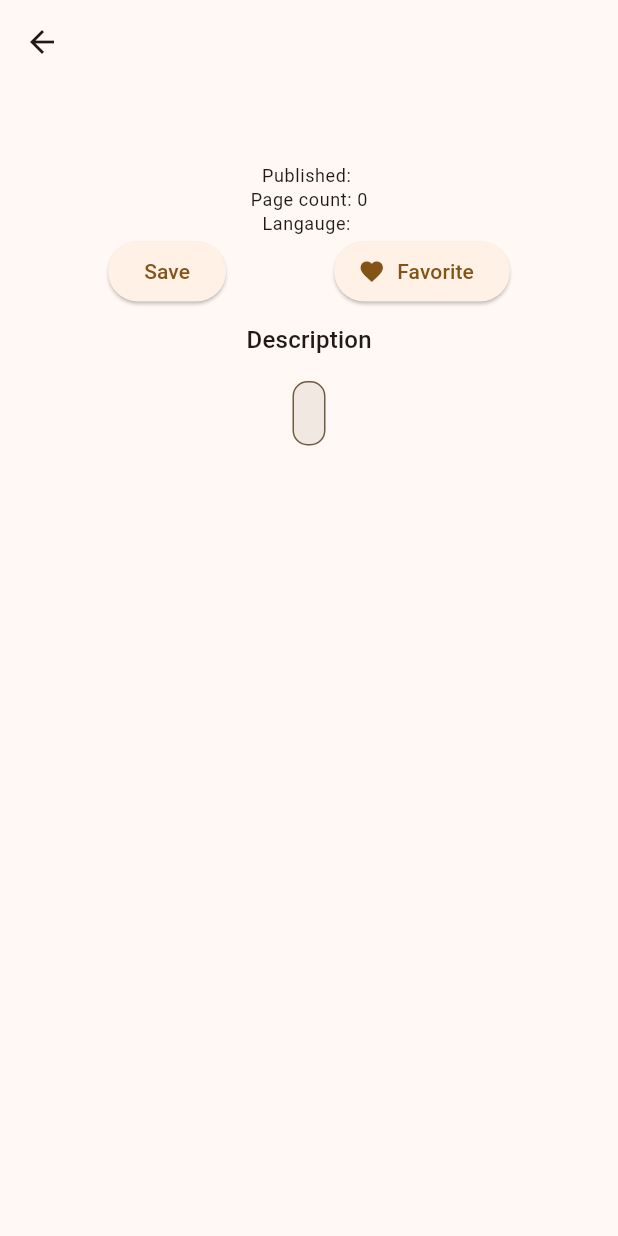
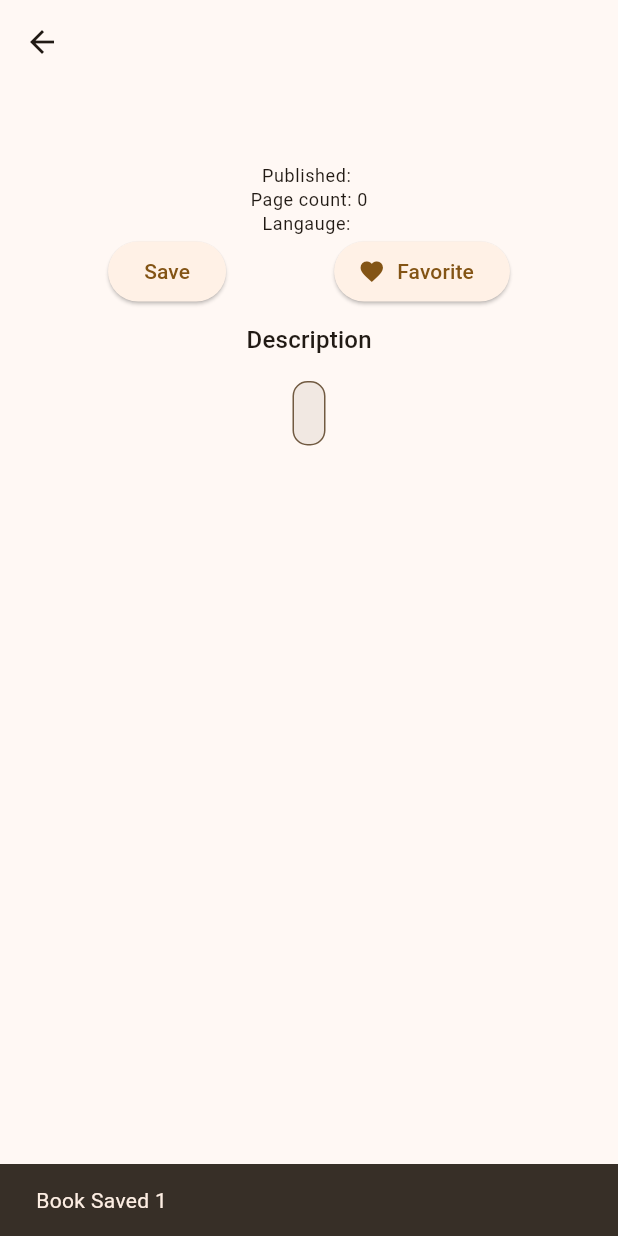
Before and after one commit to enesscakmak/book-tracker, a Flutter app: the BookDetailsScreen screen opened directly with empty values, after a tap on "Save", on a phone screen of 412 x 824 dp. Run offline on Flutter 3.47's test engine with Material 3 defaults, Android fonts, the phone set to English and light mode, and no system bars; our stand-ins replace sqflite; accounts and stored records are empty.

Commit message:
feat: save and read books from db

```diff
--- a/lib/pages/books_details.dart
+++ b/lib/pages/books_details.dart
@@ -1,4 +1,5 @@
 import 'package:flutter/material.dart';
+import 'package:reader_tracker/db/database_helper.dart';
 import 'package:reader_tracker/models/book.dart';
 import 'package:reader_tracker/utils/book_details_arguments.dart';
 
@@ -58,9 +59,33 @@ class _BookDetailsScreenState extends State<BookDetailsScreen> {
                   Row(
                     mainAxisAlignment: MainAxisAlignment.spaceEvenly,
                     children: [
-                      ElevatedButton(onPressed: () {}, child: Text("Save")),
+                      ElevatedButton(
+                          onPressed: () async {
+                            try {
+                              int savedInt =
+                                  await DatabaseHelper.instance.insert(book);
+                              SnackBar snackBar = SnackBar(
+                                  content: Text("Book Saved $savedInt"));
+                              ScaffoldMessenger.of(context)
+                                  .showSnackBar(snackBar);
+                            } catch (e) {
+                              print("Error: $e");
+                            }
+                          },
+                          child: Text("Save")),
                       ElevatedButton.icon(
-                          onPressed: () {},
+                          onPressed: () async {
+                            try {
+                              await DatabaseHelper.instance
+                                  .readAllBooks()
+                                  .then((books) => {
+                                        for (var book in books)
+                                          {print("Title: ${book.title}")}
+                                      });
+                            } catch (e) {
+                              print("Error: $e");
+                            }
+                          },
                           icon: Icon(Icons.favorite),
                           label: Text("Favorite"))
                     ],
```
